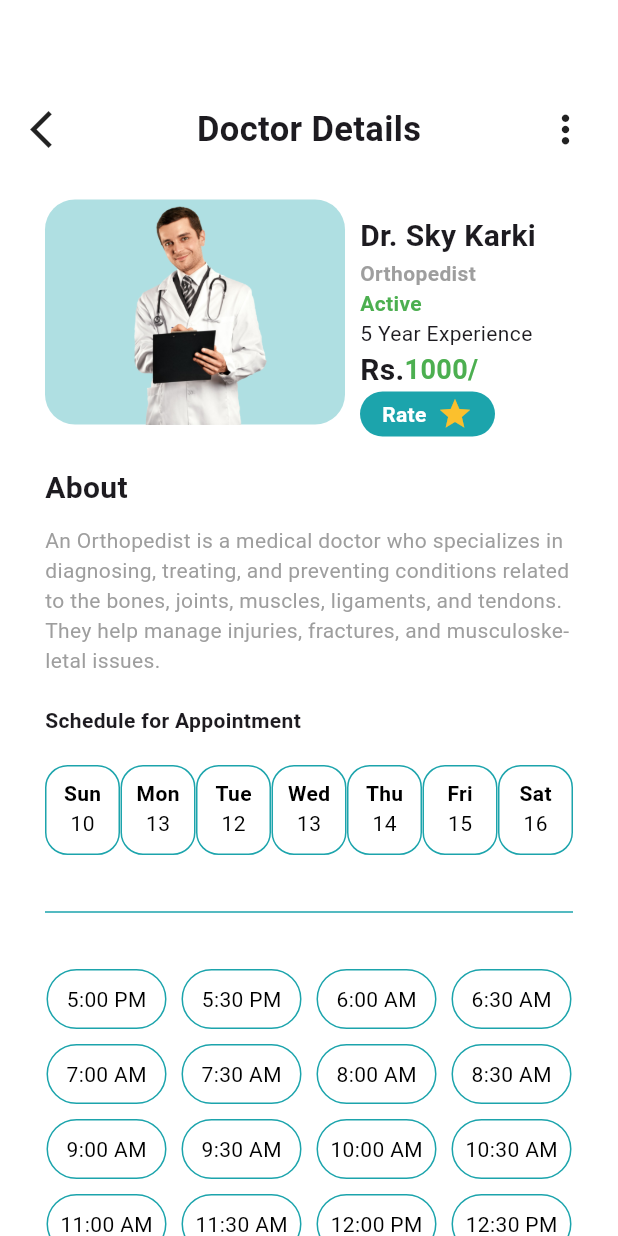
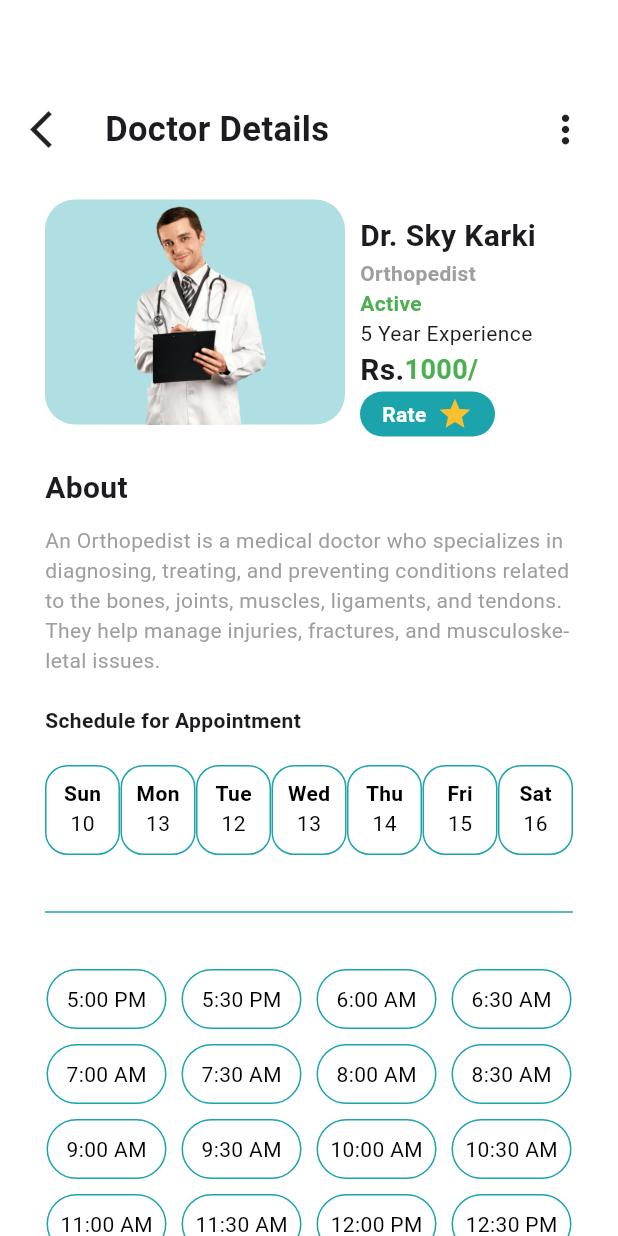
Before and after one commit to admin123KK/merodoctor555, a Flutter app: the Doctordetailspage screen opened directly, on a phone screen of 412 x 824 dp. Run offline on Flutter 3.47's test engine with Material 3 defaults, Android fonts, the phone set to English and light mode, and no system bars; our stand-ins replace file_picker, image_picker; missing offline and left inert: dart:ffi.

Commit message:
makeup process

```diff
--- a/lib/doctordetailspage.dart
+++ b/lib/doctordetailspage.dart
@@ -1,5 +1,6 @@
 import 'dart:convert';
 import 'dart:math';
+
 import 'package:esewa_flutter_sdk/esewa_config.dart';
 import 'package:esewa_flutter_sdk/esewa_flutter_sdk.dart';
 import 'package:esewa_flutter_sdk/esewa_payment.dart';
@@ -106,9 +107,15 @@ class _DoctordetailspageState extends State<Doctordetailspage> {
                                 builder: (context) => const Homepage()));
                       },
                       child: const Icon(Icons.arrow_back_ios, size: 30)),
-                  const Text(
-                    'Doctor Details',
-                    style: TextStyle(fontWeight: FontWeight.bold, fontSize: 23),
+                  const SizedBox(
+                    width: 20,
+                  ),
+                  const Expanded(
+                    child: const Text(
+                      'Doctor Details',
+                      style:
+                          TextStyle(fontWeight: FontWeight.bold, fontSize: 23),
+                    ),
                   ),
                   const Icon(Icons.more_vert, size: 30),
                 ],
```
Also changed, not shown: lib/admin/adminprofile.dart (+11 -6 lines), lib/admin/amessage.dart (+8 -3 lines), lib/admin/dadminpage.dart (+9 -3 lines), lib/admin/patiadminpage.dart (+10 -3 lines).
